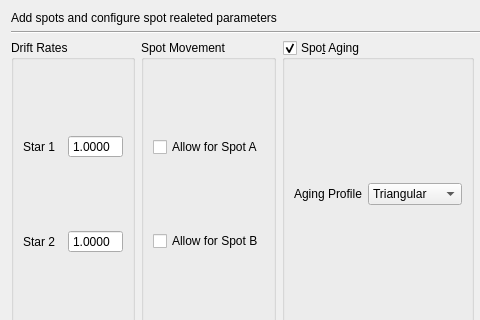
First picture: the form in resources/configurespots_widget.ui, repository Varnani/pywd2015-qt5, before the edit; both pictures show x 0 to 480 and y 0 to 320 of the 900 by 650 pixel window.
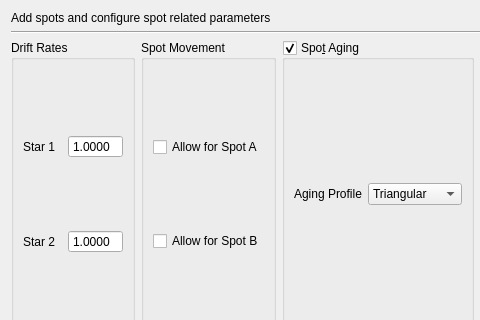
Second picture: the form after the edit.

What changed in the file:
```diff
--- a/resources/configurespots_widget.ui
+++ b/resources/configurespots_widget.ui
@@ -256,7 +256,7 @@
       </sizepolicy>
      </property>
      <property name="text">
-      <string>Add spots and configure spot realeted parameters</string>
+      <string>Add spots and configure spot related parameters</string>
      </property>
     </widget>
    </item>
```
